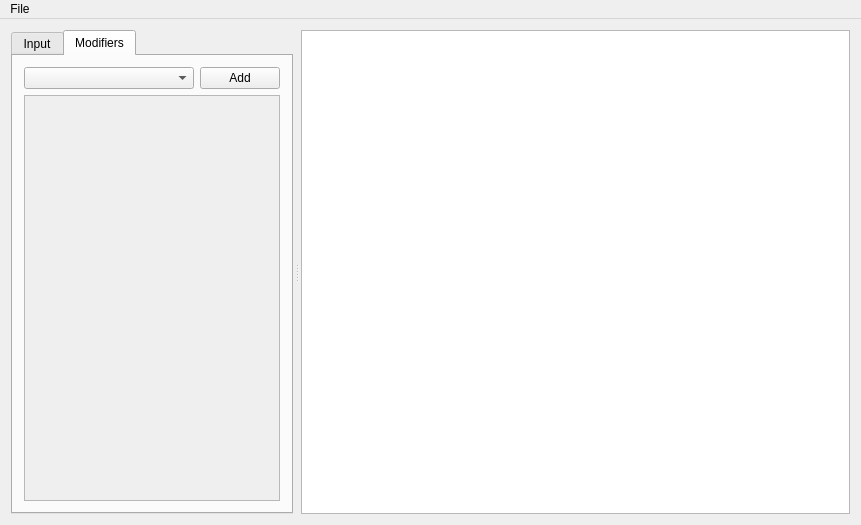
Qt form qt/mod/mainwindow.ui (rodarima/nitrite) before a commit.
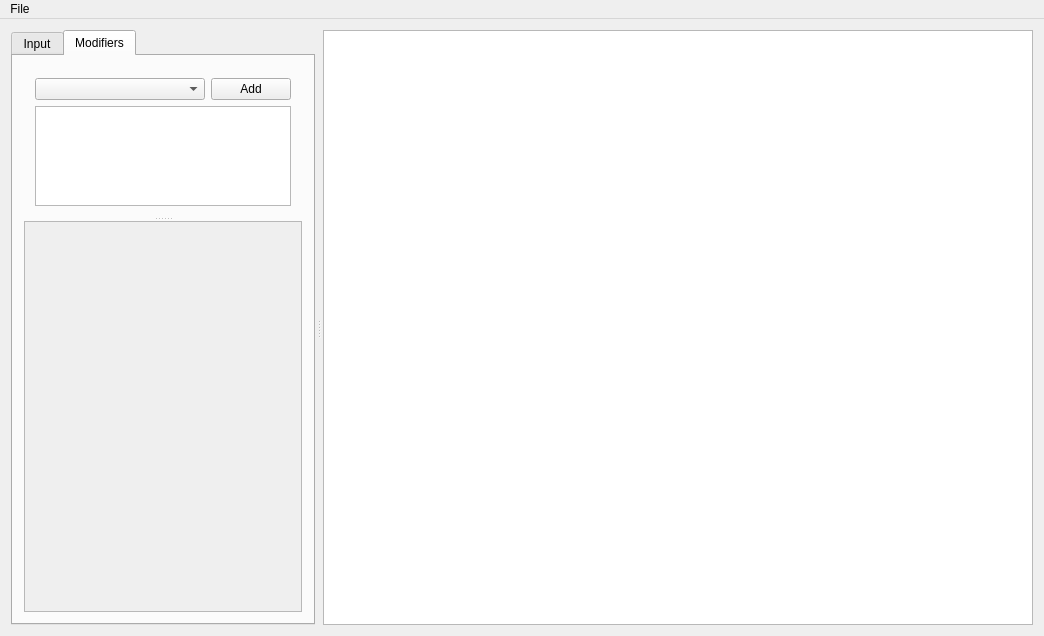
The same form after that commit.

Commit message: Completar IO

What changed in the file:
```diff
--- a/qt/mod/mainwindow.ui
+++ b/qt/mod/mainwindow.ui
@@ -6,8 +6,8 @@
    <rect>
     <x>0</x>
     <y>0</y>
-    <width>861</width>
-    <height>525</height>
+    <width>1044</width>
+    <height>636</height>
    </rect>
   </property>
   <property name="windowTitle">
@@ -38,7 +38,7 @@
        </property>
        <property name="minimumSize">
         <size>
-         <width>200</width>
+         <width>300</width>
          <height>0</height>
         </size>
        </property>
@@ -66,9 +66,44 @@
         <attribute name="title">
          <string>Modifiers</string>
         </attribute>
+        <layout class="QGridLayout" name="gridLayout_4">
+         <item row="0" column="0">
+          <widget class="QSplitter" name="splitter_2">
+           <property name="orientation">
+            <enum>Qt::Vertical</enum>
+           </property>
+           <widget class="QWidget" name="verticalWidget" native="true">
+            <property name="sizePolicy">
+             <sizepolicy hsizetype="Preferred" vsizetype="Preferred">
+              <horstretch>0</horstretch>
+              <verstretch>0</verstretch>
+             </sizepolicy>
+            </property>
+            <property name="maximumSize">
+             <size>
+              <width>16777215</width>
+              <height>150</height>
+             </size>
+            </property>
+            <layout class="QVBoxLayout" name="verticalLayout_3">
+             <item>
         <layout class="QGridLayout" name="gridLayout_2">
          <item row="0" column="0">
-          <layout class="QGridLayout" name="gridLayout_3">
+                <widget class="QComboBox" name="combo_mod">
+                 <property name="sizePolicy">
+                  <sizepolicy hsizetype="Expanding" vsizetype="Fixed">
+                   <horstretch>0</horstretch>
+                   <verstretch>0</verstretch>
+                  </sizepolicy>
+                 </property>
+                 <property name="minimumSize">
+                  <size>
+                   <width>0</width>
+                   <height>0</height>
+                  </size>
+                 </property>
+                </widget>
+               </item>
            <item row="0" column="1">
             <widget class="QPushButton" name="button_add_mod">
              <property name="sizePolicy">
@@ -82,10 +117,12 @@
              </property>
             </widget>
            </item>
-           <item row="0" column="0">
-            <widget class="QComboBox" name="combo_mod">
+              </layout>
+             </item>
+             <item>
+              <widget class="QListWidget" name="list_mods">
              <property name="sizePolicy">
-              <sizepolicy hsizetype="Expanding" vsizetype="Fixed">
+                <sizepolicy hsizetype="Expanding" vsizetype="Expanding">
                <horstretch>0</horstretch>
                <verstretch>0</verstretch>
               </sizepolicy>
@@ -96,11 +133,16 @@
                <height>0</height>
               </size>
              </property>
+               <property name="maximumSize">
+                <size>
+                 <width>16777215</width>
+                 <height>300</height>
+                </size>
+               </property>
             </widget>
            </item>
           </layout>
-         </item>
-         <item row="1" column="0">
+           </widget>
           <widget class="QScrollArea" name="scroll_area">
            <property name="sizePolicy">
             <sizepolicy hsizetype="Expanding" vsizetype="Expanding">
@@ -117,9 +159,15 @@
               <x>0</x>
               <y>0</y>
               <width>276</width>
-              <height>401</height>
-             </rect>
-            </property>
+               <height>395</height>
+              </rect>
+             </property>
+             <property name="sizePolicy">
+              <sizepolicy hsizetype="Preferred" vsizetype="Expanding">
+               <horstretch>0</horstretch>
+               <verstretch>0</verstretch>
+              </sizepolicy>
+             </property>
             <layout class="QVBoxLayout" name="verticalLayout_2">
              <item>
               <layout class="QFormLayout" name="scroll_layout">
@@ -146,6 +194,7 @@
             </layout>
            </widget>
           </widget>
+          </widget>
          </item>
         </layout>
        </widget>
@@ -167,7 +216,7 @@
     <rect>
      <x>0</x>
      <y>0</y>
-     <width>861</width>
+     <width>1044</width>
      <height>20</height>
     </rect>
    </property>
```
Lines whose indentation alone changed are shown as unchanged. The commit also changes 2 other files.
